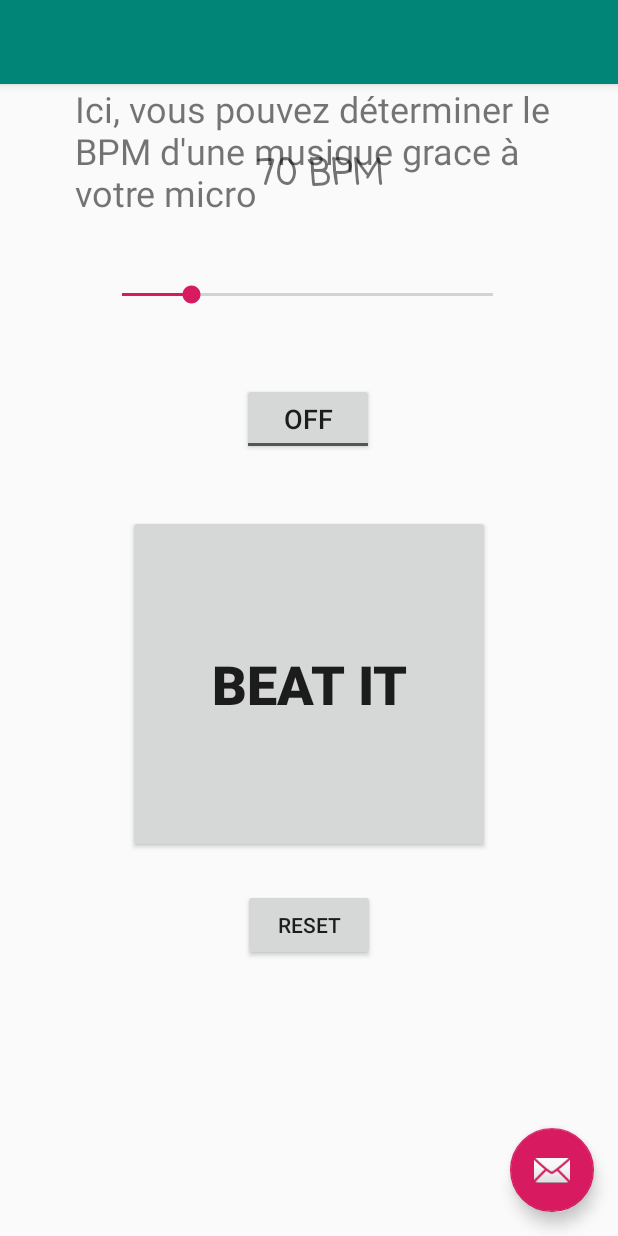
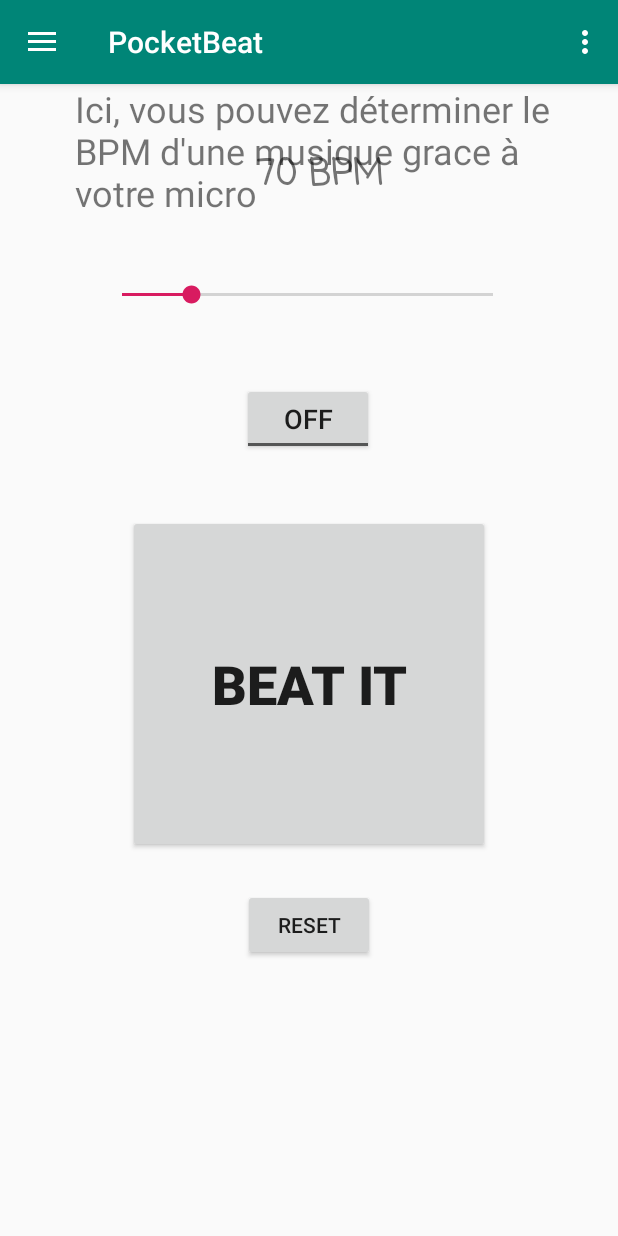
Before and after one commit to PaulDance/PocketBeat, an Android app: the screen it shows after launch (MainActivity), in the side drawer, after a tap on "Trouver le BPM avec le micro", on a phone screen of 412 x 824 dp. Run offline under Robolectric (Android 15) with nearby library versions, the phone set to English and light mode, and no system bars.

Commit message:
Removed e-mail floating action button
Also made toolbar buttons active again.

Signed-off-by: Paul Mabileau <paulmabileau@hotmail.fr>

```diff
--- a/app/src/main/java/eu/tsp/pocketbeat/MainActivity.java
+++ b/app/src/main/java/eu/tsp/pocketbeat/MainActivity.java
@@ -5,7 +5,9 @@ import android.support.design.widget.NavigationView;
 import android.support.v4.app.FragmentManager;
 import android.support.v4.view.GravityCompat;
 import android.support.v4.widget.DrawerLayout;
+import android.support.v7.app.ActionBarDrawerToggle;
 import android.support.v7.app.AppCompatActivity;
+import android.support.v7.widget.Toolbar;
 import android.view.Menu;
 import android.view.MenuItem;
 import android.view.View;
@@ -77,27 +79,16 @@ public class MainActivity extends AppCompatActivity implements NavigationView.On
 		});
 
 
-		//      ------------        Beyond this point is only automatically generated code          --------------      //
-//		Toolbar toolbar = this.findViewById(R.id.toolbar);
-//		setSupportActionBar(toolbar);
-//
-//		FloatingActionButton fab = this.findViewById(R.id.fab);
-//		fab.setOnClickListener(new View.OnClickListener() {
-//			@Override
-//			public void onClick(View view) {
-//				Snackbar.make(view, "Replace with your own action", Snackbar.LENGTH_LONG)
-//						.setAction("Action", null).show();
-//			}
-//		});
+		final Toolbar toolbar = this.findViewById(R.id.toolbar);
+		setSupportActionBar(toolbar);
 
-//		DrawerLayout drawer = this.findViewById(R.id.drawer_layout);
-//		ActionBarDrawerToggle toggle = new ActionBarDrawerToggle(
-//			this, drawer, toolbar, R.string.navigation_drawer_open, R.string.navigation_drawer_close);
-//		drawer.addDrawerListener(toggle);
-//		toggle.syncState();
+		final DrawerLayout drawer = this.findViewById(R.id.drawer_layout);
+		ActionBarDrawerToggle toggle = new ActionBarDrawerToggle(
+			this, drawer, toolbar, R.string.navigation_drawer_open, R.string.navigation_drawer_close);
+		drawer.addDrawerListener(toggle);
+		toggle.syncState();
 
-		NavigationView navigationView = this.findViewById(R.id.nav_view);
-		navigationView.setNavigationItemSelectedListener(this);
+		((NavigationView) this.findViewById(R.id.nav_view)).setNavigationItemSelectedListener(this);
 	}
 
 	@Override
@@ -132,31 +123,24 @@ public class MainActivity extends AppCompatActivity implements NavigationView.On
 		return super.onOptionsItemSelected(item);
 	}
 
-	@SuppressWarnings("StatementWithEmptyBody")
 	@Override
 	public boolean onNavigationItemSelected(MenuItem item) {        // Handles the left drawer navigation inputs.
 		// Handle navigation view item clicks here.
-		int id = item.getItemId();
+		final int id = item.getItemId();
+		final FragmentManager fm = getSupportFragmentManager();
 
 		if (id == R.id.nav_mic) {
-			FragmentManager fm=getSupportFragmentManager();
 			fm.beginTransaction().replace(R.id.Contentmain, new MicFrag()).commit();
-
 		} else if (id == R.id.nav_mp3) {
-			FragmentManager fm=getSupportFragmentManager();
 			fm.beginTransaction().replace(R.id.Contentmain, new Mp3Frag()).commit();
-
 		} else if (id == R.id.nav_send) {
 
 		} else if (id == R.id.nav_vib) {
-			FragmentManager fm=getSupportFragmentManager();
 			fm.beginTransaction().replace(R.id.Contentmain, new VibFrag()).commit();
 		}
 
 		DrawerLayout drawer = this.findViewById(R.id.drawer_layout);
 		drawer.closeDrawer(GravityCompat.START);
 		return true;
-
-
 	}
 }
--- a/app/src/main/res/layout/app_bar_main.xml
+++ b/app/src/main/res/layout/app_bar_main.xml
@@ -23,12 +23,4 @@
 
     <include layout="@layout/content_main"/>
 
-    <android.support.design.widget.FloatingActionButton
-        android:id="@+id/fab"
-        android:layout_width="wrap_content"
-        android:layout_height="wrap_content"
-        android:layout_gravity="bottom|end"
-        android:layout_margin="@dimen/fab_margin"
-        app:srcCompat="@android:drawable/ic_dialog_email" />
-
 </android.support.design.widget.CoordinatorLayout>
--- a/build.gradle
+++ b/build.gradle
@@ -7,7 +7,7 @@ buildscript {
 
     }
     dependencies {
-        classpath 'com.android.tools.build:gradle:3.3.1'
+        classpath 'com.android.tools.build:gradle:3.4.0'
 
         // NOTE: Do not place your application dependencies here; they belong
         // in the individual module build.gradle files
```
Also changed, not shown: gradle/wrapper/gradle-wrapper.properties, 1 other file.
